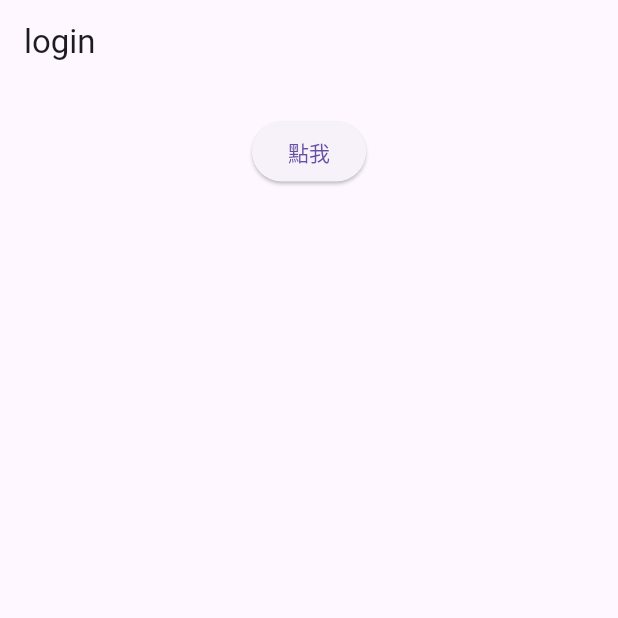
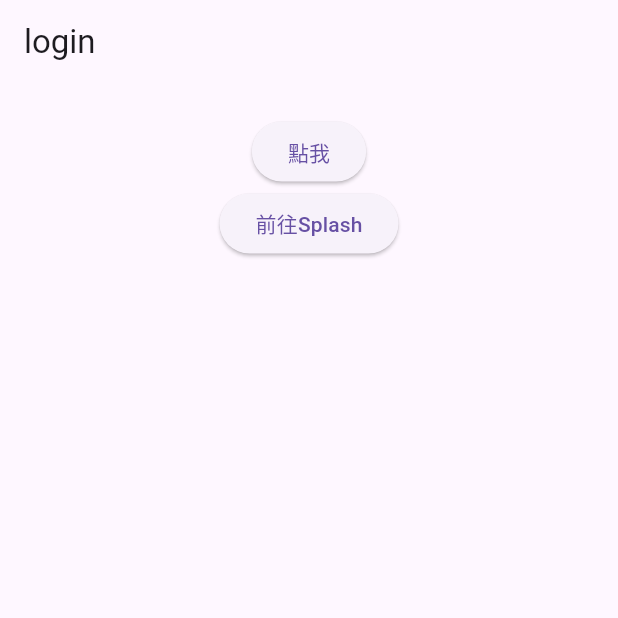
Before and after one commit to brian52026/flutter_woo_commerce_getx_learn, a Flutter app: the screen it shows after launch, on a phone screen of 412 x 824 dp, the top half of it. Run offline on Flutter 3.47's test engine with Material 3 defaults, Android fonts, the phone set to English and light mode, and no system bars; our stand-ins replace get.

```diff
--- a/lib/common/routers/names.dart
+++ b/lib/common/routers/names.dart
@@ -2,4 +2,5 @@
 class RouteNames {
   static const main = '/';
   static const login = '/login';
+  static const splash = '/splash';
 }
--- a/lib/common/routers/pages.dart
+++ b/lib/common/routers/pages.dart
@@ -1,11 +1,15 @@
-import 'package:flutter_woo_commerce_getx_learn/pages/login/index.dart';
 import 'package:get/get.dart';
 
+import '../../pages/index.dart';
 import '../index.dart';
 
 class RoutePages {
   // 列表
   static List<GetPage> list = [
+    GetPage(
+      name: RouteNames.splash,
+      page: () => const SplashPage(),
+    ),
     GetPage(
       name: RouteNames.main,
       page: () => const LoginPage(),
--- a/lib/pages/index.dart
+++ b/lib/pages/index.dart
@@ -1,3 +1,4 @@
 library pages;
 
 export 'login/index.dart';
+export 'splash/index.dart';
--- a/lib/pages/login/view.dart
+++ b/lib/pages/login/view.dart
@@ -13,9 +13,16 @@ class LoginPage extends GetView<LoginController> {
       child: Column(
         children: [
           const HelloWidget(),
-          ElevatedButton(onPressed: ( ){
-            controller.onTap(DateTime.now().second);
-          }, child: const Text("點我"))
+          ElevatedButton(
+              onPressed: () {
+                controller.onTap(DateTime.now().second);
+              },
+              child: const Text("點我")),
+          ElevatedButton(
+              onPressed: () {
+                Get.toNamed("/splash");
+              },
+              child: const Text("前往Splash")),
         ],
       ),
     );
--- /dev/null
+++ b/lib/pages/splash/index.dart
@@ -0,0 +1,4 @@
+library splash;
+
+export './controller.dart';
+export './view.dart';
```
Also changed, not shown: lib/pages/splash/controller.dart (added, +32 -0 lines), lib/pages/splash/view.dart (added, +47 -0 lines), lib/common/routers/pages.txt (deleted).
